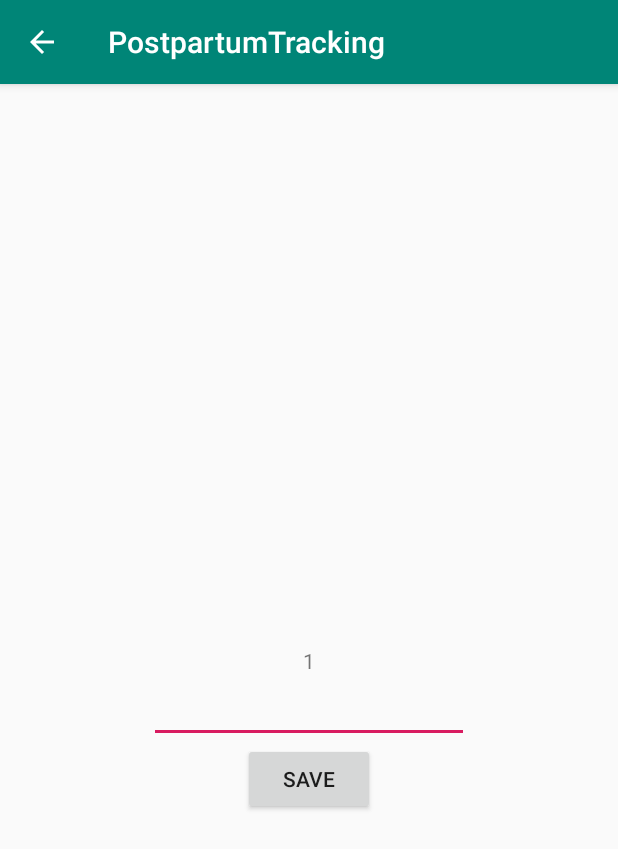
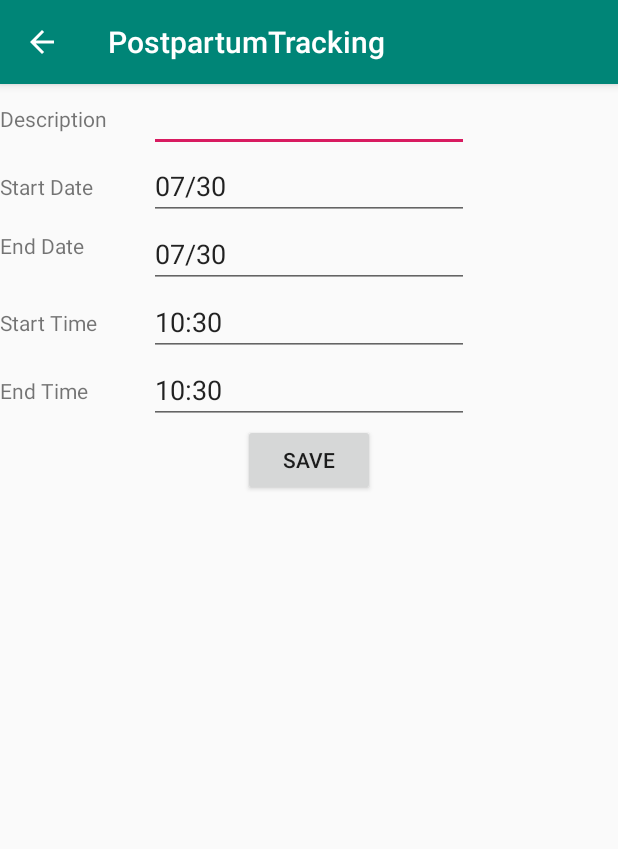
Before and after one commit to amandafarrell/PostpartumTracking, an Android app: the screen it shows after launch (DetailsActivity), after a tap on "START", on a phone screen of 412 x 824 dp. Shown: the top 849 px of the screen. Run offline under Robolectric (Android 15) with nearby library versions, the phone set to English and light mode, and no system bars; our stand-ins replace Room's generated code, data binding.

Commit message:
DetailsActivity displaying event data

```diff
--- a/app/src/main/java/com/amandafarrell/www/postpartumtracking/EventAdapter.kt
+++ b/app/src/main/java/com/amandafarrell/www/postpartumtracking/EventAdapter.kt
@@ -44,7 +44,7 @@ class EventAdapter() :
         override fun onClick(v: View?) {
             val intent = Intent(mInflater.context, DetailsActivity::class.java).apply {
                 putExtra(
-                    Resources.getSystem().getString(R.string.extra_event), mEvent.eventId.toString()
+                   mInflater.context.getString(R.string.extra_event), mEvent.eventId.toString()
                 )
             }
             mInflater.context.startActivity(intent)
--- a/app/src/main/java/com/amandafarrell/www/postpartumtracking/EventTrackerViewModel.kt
+++ b/app/src/main/java/com/amandafarrell/www/postpartumtracking/EventTrackerViewModel.kt
@@ -19,10 +19,6 @@ class EventTrackerViewModel(
     private val uiScope = CoroutineScope(Dispatchers.Main + viewModelJob)
     private var latestEvent = MutableLiveData<Event?>()
     private val events = database.getAllEvents()
-
-    val eventsString = Transformations.map(events) { events ->
-        formatEvents(events, application.resources)
-    }
 
     fun getEvents(): LiveData<List<Event>> {
         return events
--- a/app/src/main/java/com/amandafarrell/www/postpartumtracking/MainActivity.kt
+++ b/app/src/main/java/com/amandafarrell/www/postpartumtracking/MainActivity.kt
@@ -55,9 +55,9 @@ class MainActivity : AppCompatActivity() {
         eventTrackerViewModel.navigateToDetailsActivity.observe(this, Observer { event ->
             event?.let {
                 val intent = Intent(this, DetailsActivity::class.java).apply {
-                    putExtra(getString(R.string.extra_event), event.eventId.toString())
+                    putExtra(getString(R.string.extra_event), event.eventId)
                 }
-                startActivity(intent)
+                this.startActivity(intent)
                 eventTrackerViewModel.doneNavigating()
             }
         })
--- a/app/src/main/java/com/amandafarrell/www/postpartumtracking/Util.kt
+++ b/app/src/main/java/com/amandafarrell/www/postpartumtracking/Util.kt
@@ -1,45 +1,10 @@
 package com.amandafarrell.www.postpartumtracking
 
 import android.annotation.SuppressLint
-import android.content.res.Resources
-import android.os.Build
-import android.text.Html
-import android.text.Spanned
-import androidx.core.text.HtmlCompat
-import com.amandafarrell.www.postpartumtracking.database.Event
 import java.text.SimpleDateFormat
 
 @SuppressLint("SimpleDateFormat")
-fun convertLongToDateString(systemTime: Long): String {
-    return SimpleDateFormat("EEEE MMM-dd-yyyy' Time: 'HH:mm")
+fun getFormattedDateString(systemTime: Long, format: String): String {
+    return SimpleDateFormat(format)
         .format(systemTime).toString()
 }
-
-fun formatEvents(events: List<Event>, resources: Resources): Spanned {
-    val sb = StringBuilder()
-    sb.apply {
-        append(resources.getString(R.string.title))
-        events.forEach {
-            append("<br>")
-            append("<b>${it.description}<br></b>")
-            append(resources.getString(R.string.start_time))
-            append("\t${convertLongToDateString(it.startTimeMilli)}<br>")
-            if (it.endTimeMilli != it.startTimeMilli) {
-                append(resources.getString(R.string.end_time))
-                append("\t${convertLongToDateString(it.endTimeMilli)}<br>")
-                append(resources.getString(R.string.hours))
-                // Hours
-                append("\t ${it.endTimeMilli.minus(it.startTimeMilli) / 1000 / 60 / 60}:")
-                // Minutes
-                append("${it.endTimeMilli.minus(it.startTimeMilli) / 1000 / 60}:")
-                // Seconds
-                append("${it.endTimeMilli.minus(it.startTimeMilli) / 1000}<br><br>")
-            }
-        }
-    }
-    if (Build.VERSION.SDK_INT >= Build.VERSION_CODES.N) {
-        return Html.fromHtml(sb.toString(), Html.FROM_HTML_MODE_LEGACY)
-    } else {
-        return HtmlCompat.fromHtml(sb.toString(), HtmlCompat.FROM_HTML_MODE_LEGACY)
-    }
-}
--- a/app/src/main/java/com/amandafarrell/www/postpartumtracking/database/EventDatabaseDao.kt
+++ b/app/src/main/java/com/amandafarrell/www/postpartumtracking/database/EventDatabaseDao.kt
@@ -18,6 +18,9 @@ interface EventDatabaseDao {
     @Query("SELECT * from event_table WHERE eventId = :key")
     fun get(key: Long): Event?
 
+    @Query("SELECT * from event_table WHERE eventId = :key")
+    fun getLiveEvent(key: Long): LiveData<Event?>
+
     @Query("DELETE FROM event_table")
     fun clear()
 
--- a/app/src/main/java/com/amandafarrell/www/postpartumtracking/details/DetailsActivity.kt
+++ b/app/src/main/java/com/amandafarrell/www/postpartumtracking/details/DetailsActivity.kt
@@ -2,16 +2,17 @@ package com.amandafarrell.www.postpartumtracking.details
 
 import android.content.Intent
 import android.os.Bundle
+import android.util.Log
 import android.view.View
 import androidx.appcompat.app.AppCompatActivity
 import androidx.databinding.DataBindingUtil
 import androidx.lifecycle.Observer
 import androidx.lifecycle.ViewModelProviders
-import androidx.navigation.findNavController
 import com.amandafarrell.www.postpartumtracking.MainActivity
 import com.amandafarrell.www.postpartumtracking.R
 import com.amandafarrell.www.postpartumtracking.database.EventDatabase
 import com.amandafarrell.www.postpartumtracking.databinding.ActivityDetailsBinding
+import com.amandafarrell.www.postpartumtracking.getFormattedDateString
 import kotlinx.android.synthetic.main.activity_details.*
 
 class DetailsActivity : AppCompatActivity() {
@@ -22,7 +23,8 @@ class DetailsActivity : AppCompatActivity() {
             DataBindingUtil.setContentView(this, R.layout.activity_details)
 
         val application = requireNotNull(this).application
-        val arguments = intent.getStringExtra(getString(R.string.extra_event))!!
+        Log.e("Details, intent", intent.extras?.get(getString(R.string.extra_event)).toString())
+        val arguments = intent.extras?.get(getString(R.string.extra_event)).toString()
         val dataSource = EventDatabase.getInstance(application).eventDatabaseDao
         val viewModelFactory = DetailsViewModelFactory(arguments.toLong(), dataSource)
         val detailsViewModel =
@@ -31,17 +33,25 @@ class DetailsActivity : AppCompatActivity() {
         binding.detailsViewModel = detailsViewModel
         binding.lifecycleOwner = this
 
-        text.text = arguments
+        detailsViewModel.getEvent().observe(this, Observer {
+            it?.let {
+                descriptionEditText.setText(it.description)
+                editTextDateStart.setText(getFormattedDateString(it.startTimeMilli, "MM/dd"))
+                editTextTimeStart.setText(getFormattedDateString(it.startTimeMilli,"hh:mm"))
+                editTextDateEnd.setText(getFormattedDateString(it.endTimeMilli, "MM/dd"))
+                editTextTimeEnd.setText(getFormattedDateString(it.endTimeMilli,"hh:mm"))
+            }
+        })
 
         detailsViewModel.navigateToEventTracker.observe(this, Observer {
-            if(it == true){
+            if (it == true) {
                 val intent = Intent(this, MainActivity::class.java)
                 startActivity(intent)
                 detailsViewModel.doneNavigating()
             }
         })
 
-        button.setOnClickListener(View.OnClickListener {
+        button.setOnClickListener({
             detailsViewModel.onSetEventDescription(descriptionEditText.text.toString())
         })
     }
--- a/app/src/main/java/com/amandafarrell/www/postpartumtracking/details/DetailsViewModel.kt
+++ b/app/src/main/java/com/amandafarrell/www/postpartumtracking/details/DetailsViewModel.kt
@@ -15,6 +15,11 @@ class DetailsViewModel(
 
     private val viewModelJob = Job()
     private val uiScope = CoroutineScope(Dispatchers.Main + viewModelJob)
+    private val event = database.getLiveEvent(eventKey)
+
+    fun getEvent(): LiveData<Event?>{
+        return event
+    }
 
     private val _navigateToEventTracker = MutableLiveData<Boolean?>()
 
--- a/app/src/main/res/layout/activity_details.xml
+++ b/app/src/main/res/layout/activity_details.xml
@@ -15,15 +15,6 @@
         android:layout_width="match_parent"
         android:layout_height="match_parent">
 
-        <TextView
-            android:id="@+id/text"
-            android:layout_width="wrap_content"
-            android:layout_height="wrap_content"
-            app:layout_constraintBottom_toBottomOf="parent"
-            app:layout_constraintEnd_toEndOf="parent"
-            app:layout_constraintStart_toStartOf="parent"
-            app:layout_constraintTop_toTopOf="parent" />
-
         <EditText
             android:id="@+id/descriptionEditText"
             android:layout_width="wrap_content"
@@ -33,7 +24,43 @@
             android:inputType="textMultiLine"
             app:layout_constraintEnd_toEndOf="parent"
             app:layout_constraintStart_toStartOf="parent"
-            app:layout_constraintTop_toBottomOf="@+id/text" />
+            app:layout_constraintTop_toTopOf="parent" />
+
+        <EditText
+            android:id="@+id/editTextDateStart"
+            android:layout_width="wrap_content"
+            android:layout_height="wrap_content"
+            android:ems="10"
+            android:inputType="date"
+            app:layout_constraintStart_toStartOf="@+id/descriptionEditText"
+            app:layout_constraintTop_toBottomOf="@+id/descriptionEditText" />
+
+        <EditText
+            android:id="@+id/editTextTimeEnd"
+            android:layout_width="wrap_content"
+            android:layout_height="wrap_content"
+            android:ems="10"
+            android:inputType="time"
+            app:layout_constraintStart_toStartOf="@+id/editTextTimeStart"
+            app:layout_constraintTop_toBottomOf="@+id/editTextTimeStart" />
+
+        <EditText
+            android:id="@+id/editTextDateEnd"
+            android:layout_width="wrap_content"
+            android:layout_height="wrap_content"
+            android:ems="10"
+            android:inputType="date"
+            app:layout_constraintStart_toStartOf="@+id/editTextDateStart"
+            app:layout_constraintTop_toBottomOf="@+id/editTextDateStart" />
+
+        <EditText
+            android:id="@+id/editTextTimeStart"
+            android:layout_width="wrap_content"
+            android:layout_height="wrap_content"
+            android:ems="10"
+            android:inputType="time"
+            app:layout_constraintStart_toStartOf="@+id/editTextDateEnd"
+            app:layout_constraintTop_toBottomOf="@+id/editTextDateEnd" />
 
         <Button
             android:id="@+id/button"
@@ -42,7 +69,58 @@
             android:text="@string/save"
             app:layout_constraintEnd_toEndOf="parent"
             app:layout_constraintStart_toStartOf="parent"
+            app:layout_constraintTop_toBottomOf="@+id/editTextTimeEnd" />
+
+        <TextView
+            android:id="@+id/textView"
+            android:layout_width="wrap_content"
+            android:layout_height="wrap_content"
+            android:labelFor="@id/descriptionEditText"
+            android:text="@string/description"
+            app:layout_constraintBottom_toBottomOf="@+id/descriptionEditText"
+            app:layout_constraintStart_toStartOf="parent"
+            app:layout_constraintTop_toTopOf="@+id/descriptionEditText" />
+
+        <TextView
+            android:id="@+id/textView4"
+            android:layout_width="wrap_content"
+            android:layout_height="wrap_content"
+            android:labelFor="@id/editTextTimeEnd"
+            android:text="@string/end_time"
+            app:layout_constraintBottom_toBottomOf="@+id/editTextTimeEnd"
+            app:layout_constraintStart_toStartOf="parent"
+            app:layout_constraintTop_toTopOf="@+id/editTextTimeEnd" />
+
+        <TextView
+            android:id="@+id/textView3"
+            android:layout_width="wrap_content"
+            android:layout_height="wrap_content"
+            android:labelFor="@id/editTextDateStart"
+            android:text="@string/start_date"
+            app:layout_constraintBottom_toBottomOf="@+id/editTextDateStart"
+            app:layout_constraintStart_toStartOf="parent"
             app:layout_constraintTop_toBottomOf="@+id/descriptionEditText" />
+
+        <TextView
+            android:id="@+id/textView5"
+            android:layout_width="wrap_content"
+            android:layout_height="wrap_content"
+            android:layout_marginBottom="12dp"
+            android:labelFor="@id/editTextDateEnd"
+            android:text="@string/end_date"
+            app:layout_constraintBottom_toBottomOf="@+id/editTextDateEnd"
+            app:layout_constraintStart_toStartOf="parent"
+            app:layout_constraintTop_toBottomOf="@+id/editTextDateStart" />
+
+        <TextView
+            android:id="@+id/textView6"
+            android:layout_width="wrap_content"
+            android:layout_height="wrap_content"
+            android:labelFor="@id/editTextTimeStart"
+            android:text="@string/start_time"
+            app:layout_constraintBottom_toTopOf="@+id/editTextTimeEnd"
+            app:layout_constraintStart_toStartOf="parent"
+            app:layout_constraintTop_toBottomOf="@+id/editTextDateEnd" />
 
 
     </androidx.constraintlayout.widget.ConstraintLayout>
--- a/app/src/main/res/values/strings.xml
+++ b/app/src/main/res/values/strings.xml
@@ -2,11 +2,15 @@
     <string name="app_name">PostpartumTracking</string>
     <string name="stop">Stop</string>
     <string name="title"><![CDATA[<h3></h3>]]></string>
-    <string name="start_time"><![CDATA[<b>Start:</b>]]></string>
-    <string name="end_time"><![CDATA[<b>End:</b>]]></string>
     <string name="hours"><![CDATA[<b>Hours:Minutes:Seconds</b>]]></string>
     <string name="extra_event">EXTRA_EVENT</string>
     <string name="save">Save</string>
     <string name="start">Start</string>
     <string name="description">Description</string>
+    <string name="date">Date</string>
+    <string name="time">Time</string>
+    <string name="start_date">Start Date</string>
+    <string name="end_date">End Date</string>
+    <string name="start_time">Start Time</string>
+    <string name="end_time">End Time</string>
 </resources>
--- a/build.gradle
+++ b/build.gradle
@@ -11,7 +11,7 @@ buildscript {
         version_lifecycle_extensions = "2.0.0"
         version_navigation = '1.0.0-beta02'
         version_room = "2.0.0"
-        kotlin_version = '1.3.50'
+        kotlin_version = '1.3.72'
     }
 
     repositories {
@@ -20,7 +20,7 @@ buildscript {
 
     }
     dependencies {
-        classpath 'com.android.tools.build:gradle:4.0.0'
+        classpath 'com.android.tools.build:gradle:4.0.1'
         classpath "org.jetbrains.kotlin:kotlin-gradle-plugin:$kotlin_version"
         // NOTE: Do not place your application dependencies here; they belong
         // in the individual module build.gradle files
```
